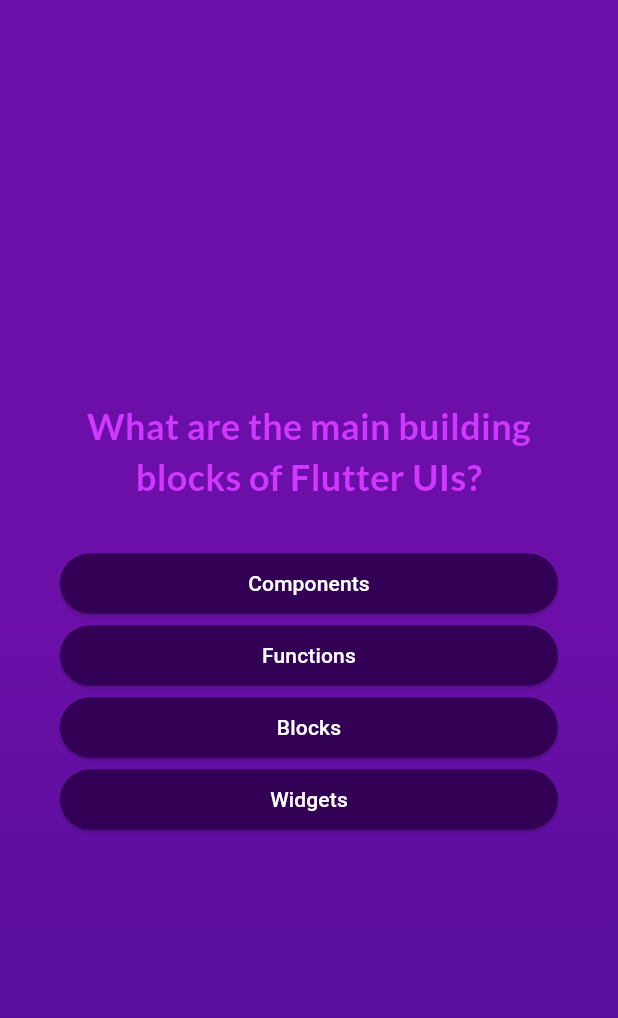
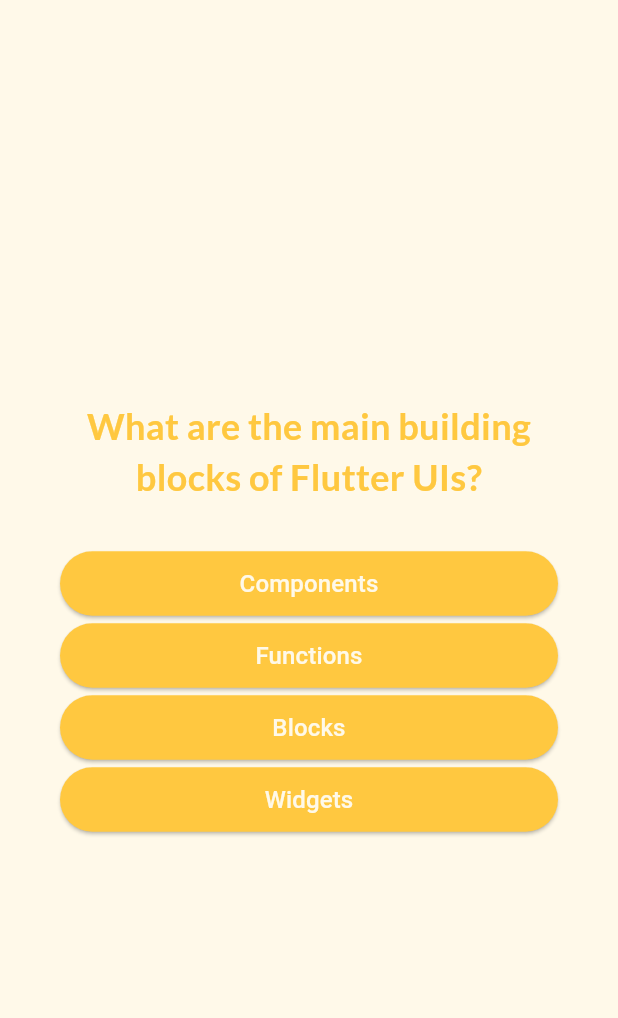
Before and after one commit to adeeburrahman11/quiz_app, a Flutter app: the screen it shows after launch, after a tap on "Start Quiz", on a phone screen of 412 x 824 dp. Shown: the top 1018 px of the screen. Run offline on Flutter 3.47's test engine with Material 3 defaults, Android fonts, the phone set to English and light mode, and no system bars; our stand-ins replace google_fonts.

Commit message:
color pallete updated

```diff
--- a/lib/answer_button.dart
+++ b/lib/answer_button.dart
@@ -1,4 +1,5 @@
 import 'package:flutter/material.dart';
+import 'package:quiz_app/data/colors.dart';
 
 class AnswerButton extends StatelessWidget {
   const AnswerButton(
@@ -13,13 +14,14 @@ class AnswerButton extends StatelessWidget {
       onPressed: onTap,
       style: ElevatedButton.styleFrom(
         padding: const EdgeInsets.symmetric(vertical: 10, horizontal: 40),
-        backgroundColor: const Color.fromARGB(255, 50, 0, 84),
-        foregroundColor: Colors.white,
+        backgroundColor: primary,
+        foregroundColor: secondary,
         shape: RoundedRectangleBorder(borderRadius: BorderRadius.circular(40)),
       ),
       child: Text(
         answerText,
         textAlign: TextAlign.center,
+        style: const TextStyle(fontSize: 16),
       ),
     );
   }
--- /dev/null
+++ b/lib/data/colors.dart
@@ -0,0 +1,4 @@
+import 'package:flutter/material.dart';
+
+const primary = Color.fromARGB(255, 255, 200, 64);
+const secondary = Color.fromARGB(255, 255, 249, 233);
--- a/lib/questions_screen.dart
+++ b/lib/questions_screen.dart
@@ -1,5 +1,6 @@
 import 'package:flutter/material.dart';
 import 'package:quiz_app/answer_button.dart';
+import 'package:quiz_app/data/colors.dart';
 import 'package:quiz_app/data/questions.dart';
 import 'package:google_fonts/google_fonts.dart';
 
@@ -36,9 +37,10 @@ class _QuestoinsScreenState extends State<QuestoinsScreen> {
             Text(
               currentQuestion.text,
               style: GoogleFonts.lato(
-                  fontSize: 24,
-                  fontWeight: FontWeight.bold,
-                  color: const Color.fromARGB(255, 208, 55, 255)),
+                fontSize: 24,
+                fontWeight: FontWeight.bold,
+                color: primary,
+              ),
               textAlign: TextAlign.center,
             ),
             const SizedBox(height: 30),
--- a/lib/quiz.dart
+++ b/lib/quiz.dart
@@ -1,4 +1,5 @@
 import 'package:flutter/material.dart';
+import 'package:quiz_app/data/colors.dart';
 import 'package:quiz_app/questions_screen.dart';
 import 'package:quiz_app/start_screen.dart';
 
@@ -29,13 +30,7 @@ class _QuizState extends State<Quiz> {
       home: Scaffold(
         body: Container(
           decoration: const BoxDecoration(
-            gradient: LinearGradient(
-              colors: [
-                Color.fromARGB(255, 78, 13, 151),
-                Color.fromARGB(255, 107, 15, 168),
-              ],
-              begin: Alignment.bottomRight,
-            ),
+            color: secondary,
           ),
           child: screenWidget,
         ),
--- a/lib/start_screen.dart
+++ b/lib/start_screen.dart
@@ -1,5 +1,6 @@
 import 'package:flutter/material.dart';
 import 'package:google_fonts/google_fonts.dart';
+import 'package:quiz_app/data/colors.dart';
 
 class StartScreen extends StatelessWidget {
   const StartScreen(this.startQuiz, {super.key});
@@ -15,7 +16,7 @@ class StartScreen extends StatelessWidget {
           Image.asset(
             'assets/images/quiz-logo.png',
             width: 300,
-            color: const Color.fromARGB(150, 255, 255, 255),
+            color: primary,
           ),
           const SizedBox(
             height: 80,
@@ -23,8 +24,9 @@ class StartScreen extends StatelessWidget {
           Text(
             'Learn flutter fun way',
             style: GoogleFonts.lato(
-              color: const Color.fromARGB(255, 237, 223, 252),
-              fontSize: 20,
+              color: primary,
+              fontSize: 24,
+              fontWeight: FontWeight.bold,
             ),
           ),
           const SizedBox(
@@ -32,9 +34,12 @@ class StartScreen extends StatelessWidget {
           ),
           OutlinedButton.icon(
             onPressed: startQuiz,
-            style: OutlinedButton.styleFrom(foregroundColor: Colors.white),
+            style: OutlinedButton.styleFrom(foregroundColor: primary),
             icon: const Icon(Icons.arrow_right_alt),
-            label: const Text("Start Quiz"),
+            label: const Text(
+              "Start Quiz",
+              style: TextStyle(fontSize: 16),
+            ),
           ),
         ],
       ),
```
